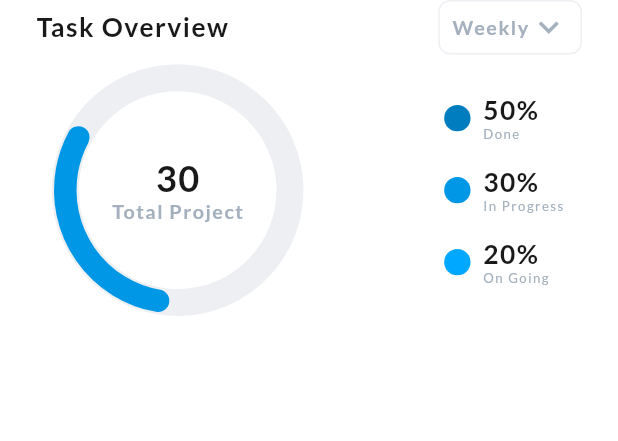
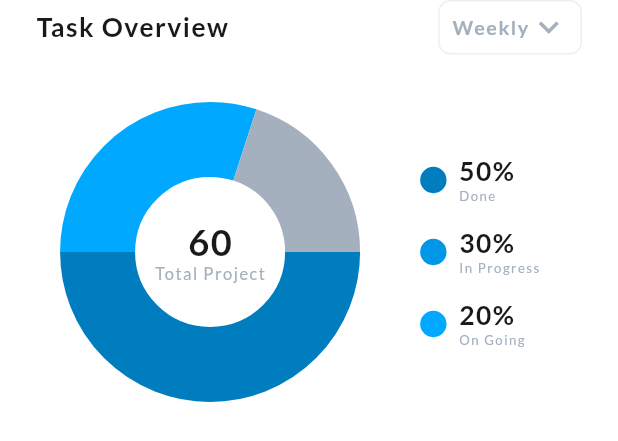
Before and after one commit to draxexx/plan_your_life, a Flutter app: the TaskOverview widget shown alone on an empty page, opened directly, on a phone screen of 412 x 824 dp. Shown: the top 441 px of the screen. Run offline on Flutter 3.47's test engine with Material 2 defaults, Android fonts, the phone set to English and light mode, and no system bars; drawn by our look-alikes of fl_chart, sleek_circular_slider; our stand-ins replace convex_bottom_bar, flutter_svg, font_awesome_flutter, get, percent_indicator.

Commit message:
update task overview chart

```diff
--- a/lib/screens/charts/widgets/task_overview.dart
+++ b/lib/screens/charts/widgets/task_overview.dart
@@ -1,7 +1,14 @@
 import '../../../index.dart';
 
-class TaskOverview extends StatelessWidget {
+class TaskOverview extends StatefulWidget {
   const TaskOverview({super.key});
+
+  @override
+  State<TaskOverview> createState() => _TaskOverviewState();
+}
+
+class _TaskOverviewState extends State<TaskOverview> {
+  int touchedIndex = -1;
 
   @override
   Widget build(BuildContext context) {
@@ -48,16 +55,38 @@ class TaskOverview extends StatelessWidget {
           child: Row(
             mainAxisAlignment: MainAxisAlignment.spaceBetween,
             children: [
-              customInnerWidgetSlider(
-                30,
-                150,
-                20,
-                MyColors.grayLight20,
-                Theme.of(context).primaryColor,
-                MyColors.black,
-                trackWidth: 18,
-                progressBarWidth: 15,
+              Expanded(
+                child: SizedBox(
+                  width: double.infinity,
+                  height: SizeConfig.screenHeight! * 0.3,
+                  child: Stack(
+                    children: [
+                      _pieChart(),
+                      Positioned(
+                        top: 0,
+                        bottom: 0,
+                        right: 0,
+                        left: 0,
+                        child: Column(
+                          mainAxisAlignment: MainAxisAlignment.center,
+                          children: [
+                            textBuilder(
+                              "60",
+                              textType: TextType.header_2,
+                            ),
+                            textBuilder(
+                              "Total Project",
+                              textType: TextType.subText3,
+                              color: MyColors.grayLight,
+                            ),
+                          ],
+                        ),
+                      )
+                    ],
+                  ),
+                ),
               ),
+              const SizedBox(width: 36),
               Column(
                 crossAxisAlignment: CrossAxisAlignment.start,
                 children: [
@@ -80,10 +109,89 @@ class TaskOverview extends StatelessWidget {
                   ),
                 ],
               ),
+              const SizedBox(width: 16),
             ],
           ),
         ),
       ],
     );
   }
+
+  PieChart _pieChart() {
+    return PieChart(
+      PieChartData(
+        pieTouchData: PieTouchData(
+          touchCallback: (FlTouchEvent event, pieTouchResponse) {
+            setState(() {
+              if (!event.isInterestedForInteractions ||
+                  pieTouchResponse == null ||
+                  pieTouchResponse.touchedSection == null) {
+                touchedIndex = -1;
+                return;
+              }
+              touchedIndex =
+                  pieTouchResponse.touchedSection!.touchedSectionIndex;
+            });
+          },
+        ),
+        borderData: FlBorderData(
+          show: false,
+        ),
+        sectionsSpace: 0,
+        centerSpaceRadius: 50,
+        sections: showingSections(),
+      ),
+    );
+  }
+
+  List<PieChartSectionData> showingSections() {
+    return List.generate(3, (i) {
+      final isTouched = i == touchedIndex;
+      final fontSize = isTouched ? 25.0 : 16.0;
+      final radius = isTouched ? 60.0 : 50.0;
+      switch (i) {
+        case 0:
+          return PieChartSectionData(
+            color: MyColors.darkBlue,
+            value: 50,
+            showTitle: false,
+            title: '50%',
+            radius: radius,
+            titleStyle: TextStyle(
+              fontSize: fontSize,
+              fontWeight: FontWeight.bold,
+              color: MyColors.white,
+            ),
+          );
+        case 1:
+          return PieChartSectionData(
+            color: MyColors.blue,
+            value: 30,
+            showTitle: false,
+            title: '30%',
+            radius: radius,
+            titleStyle: TextStyle(
+              fontSize: fontSize,
+              fontWeight: FontWeight.bold,
+              color: MyColors.white,
+            ),
+          );
+        case 2:
+          return PieChartSectionData(
+            color: MyColors.grayLight,
+            value: 20,
+            showTitle: false,
+            title: '20%',
+            radius: radius,
+            titleStyle: TextStyle(
+              fontSize: fontSize,
+              fontWeight: FontWeight.bold,
+              color: MyColors.white,
+            ),
+          );
+        default:
+          throw Error();
+      }
+    });
+  }
 }
```
